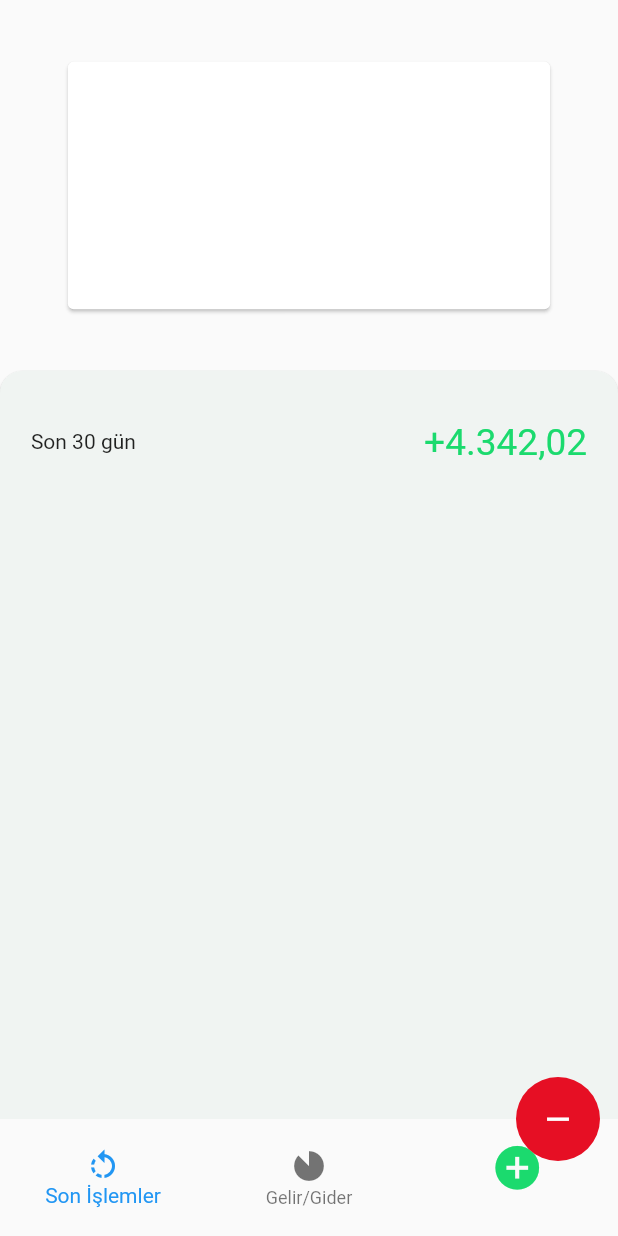
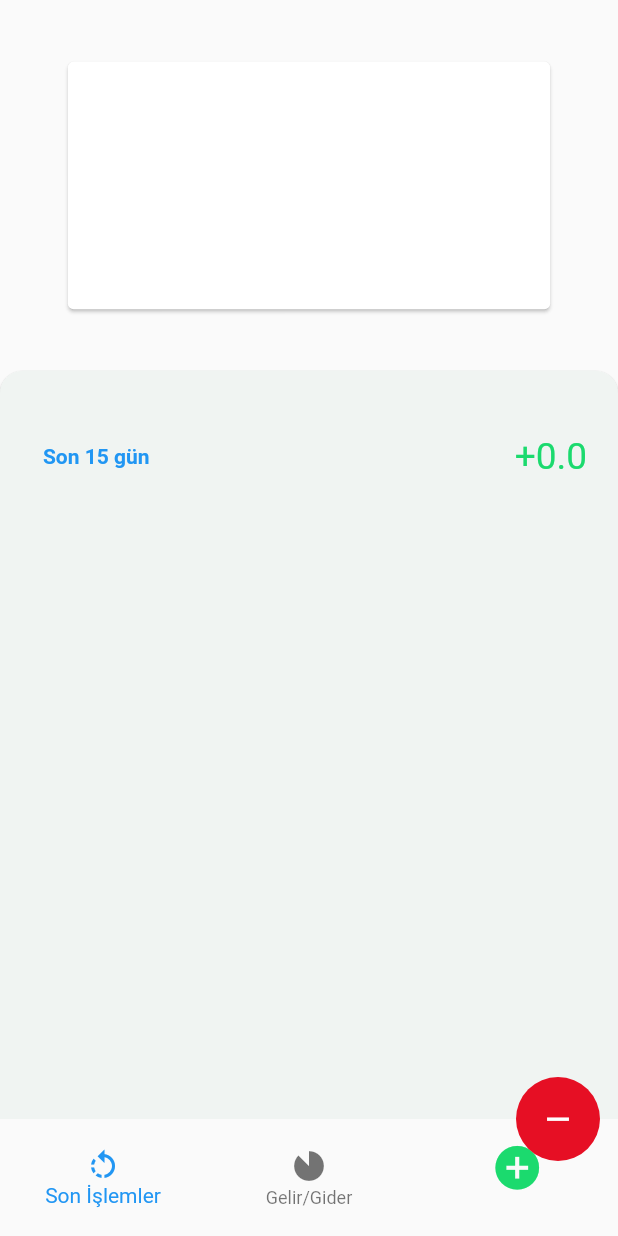
Before and after one commit to hazarduman0/kasa, a Flutter app: the screen it shows after launch, on a phone screen of 412 x 824 dp. Run offline on Flutter 3.47's test engine with Material 2 defaults, Android fonts, the phone set to English and light mode, and no system bars; our stand-ins replace get, sqflite, timeline_tile; accounts and stored records are empty.

Commit message:
Update home_page.dart

```diff
--- a/lib/ui/screens/home_page.dart
+++ b/lib/ui/screens/home_page.dart
@@ -1,3 +1,5 @@
+import 'dart:ui';
+
 import 'package:flutter/material.dart';
 import 'package:get/get.dart';
 import 'package:intl/intl.dart';
@@ -56,14 +58,19 @@ class HomePage extends StatelessWidget {
                       return Column(
                         crossAxisAlignment: CrossAxisAlignment.start,
                         children: [
-                          Row(
-                            mainAxisAlignment: MainAxisAlignment.spaceBetween,
-                            children: [
-                              const Text('Son 30 gün'),
-                              Text('+4.342,02',
-                                  style: AppKeysTextStyle.currentBalanceStyle)
-                            ],
+                          // _rangeSelectStack(),
+                          AnimatedCrossFade(
+                            firstChild: _rangeAndProfit(),
+                            secondChild: _rangeOptions(),
+                            crossFadeState: !amount.rangeCrossFadeBool
+                                ? CrossFadeState.showFirst
+                                : CrossFadeState.showSecond,
+                            duration: const Duration(milliseconds: 200),
+                            reverseDuration: const Duration(milliseconds: 200),
+                            firstCurve: Curves.easeOut,
+                            secondCurve: Curves.easeIn,
                           ),
+
                           amount.isLoading
                               ? const Center(child: CircularProgressIndicator())
                               : Column(
@@ -121,6 +128,75 @@ class HomePage extends StatelessWidget {
     );
   }
 
+  // Stack _rangeSelectStack() {
+  //   return Stack(
+  //     children: [
+  //       _rangeAndProfit(),
+  //       _rangeOptions(),
+  //     ],
+  //   );
+  // }
+
+  Container _rangeOptions() {
+    return Container(
+      height: Get.height * 0.06,
+      width: Get.width,
+      decoration: BoxDecoration(
+          color: Colors.white, borderRadius: BorderRadius.circular(15.0)),
+      child: ListView(
+        scrollDirection: Axis.horizontal,
+        physics: const BouncingScrollPhysics(
+            parent: AlwaysScrollableScrollPhysics()),
+        children: [
+          _rangeOption('Son 12 saat'),
+          _rangeOption('Son 24 saat'),
+          _rangeOption('Son hafta'),
+          _rangeOption('Son 15 gün'),
+          _rangeOption('Son 30 gün'),
+          _rangeOption('Son 60 gün'),
+          _rangeOption('Son 90 gün'),
+          _rangeOption('Özel')
+        ],
+      ),
+    );
+  }
+
+  TextButton _rangeOption(/*Function? func,*/ String string) => TextButton(
+      onPressed: () {
+        _amount.setSelectedRange(string);
+        _amount.getAmountList();
+        _amount.setRangeCrossFadeBool(false);
+      },
+      child: Text(string,
+          style: TextStyle(
+              color: _amount.selectedRange == string
+                  ? AppColors.goldenLuck
+                  : AppColors.maximumBlueGreen)));
+
+  GetBuilder _rangeAndProfit() {
+    return GetBuilder<AmountController>(builder: (amount) {
+      return Row(
+        mainAxisAlignment: MainAxisAlignment.spaceBetween,
+        children: [
+          TextButton(
+              onPressed: () {
+                _amount.setRangeCrossFadeBool(true);
+              },
+              child: Text(amount.selectedRange,
+                  style: const TextStyle(fontWeight: FontWeight.bold))),
+          Text(
+              amount.netAmount >= 0
+                  ? '+${amount.netAmount.toString()}'
+                  : amount.netAmount.toString(),
+              style: amount.netAmount >= 0
+                  ? AppKeysTextStyle.currentBalanceStyle
+                  : AppKeysTextStyle.currentBalanceStyle
+                      .copyWith(color: AppColors.silkenRuby))
+        ],
+      );
+    });
+  }
+
   Future<dynamic> _getBottomSheet() {
     return Get.bottomSheet(
         elevation: 0.0,
```
